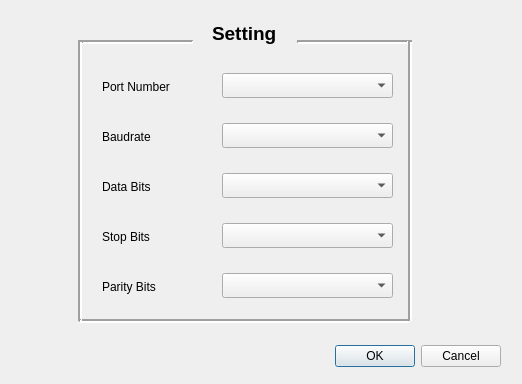
Above: QTool/serial/serialsettingdialog.ui from JeHeeYu/QTool before the change. Below: the same form after it.
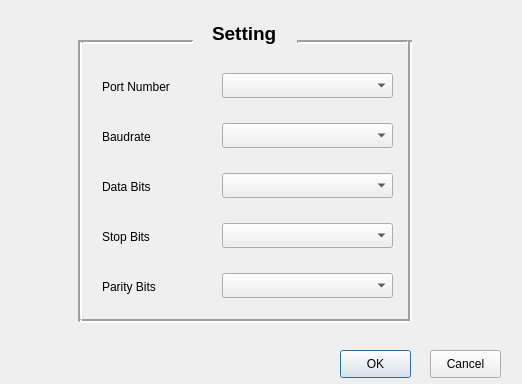
That is the form after the change.

What changed in the file:
```diff
--- a/QTool/serial/serialsettingdialog.ui
+++ b/QTool/serial/serialsettingdialog.ui
@@ -16,22 +16,6 @@
   <property name="windowTitle">
    <string>Dialog</string>
   </property>
-  <widget class="QDialogButtonBox" name="okayButton">
-   <property name="geometry">
-    <rect>
-     <x>160</x>
-     <y>340</y>
-     <width>341</width>
-     <height>32</height>
-    </rect>
-   </property>
-   <property name="orientation">
-    <enum>Qt::Horizontal</enum>
-   </property>
-   <property name="standardButtons">
-    <set>QDialogButtonBox::Cancel|QDialogButtonBox::Ok</set>
-   </property>
-  </widget>
   <widget class="QLabel" name="settingLabel">
    <property name="geometry">
     <rect>
@@ -247,7 +231,32 @@
     <enum>Qt::Horizontal</enum>
    </property>
   </widget>
-  <zorder>okayButton</zorder>
+  <widget class="QPushButton" name="okButton">
+   <property name="geometry">
+    <rect>
+     <x>340</x>
+     <y>350</y>
+     <width>71</width>
+     <height>28</height>
+    </rect>
+   </property>
+   <property name="text">
+    <string>OK</string>
+   </property>
+  </widget>
+  <widget class="QPushButton" name="cancelButton">
+   <property name="geometry">
+    <rect>
+     <x>430</x>
+     <y>350</y>
+     <width>71</width>
+     <height>28</height>
+    </rect>
+   </property>
+   <property name="text">
+    <string>Cancel</string>
+   </property>
+  </widget>
   <zorder>portNumberLabel</zorder>
   <zorder>baudrateLabel</zorder>
   <zorder>dataBitsLabel</zorder>
```
Left out of the diff: 37 changed lines with no effect on the pictures.
